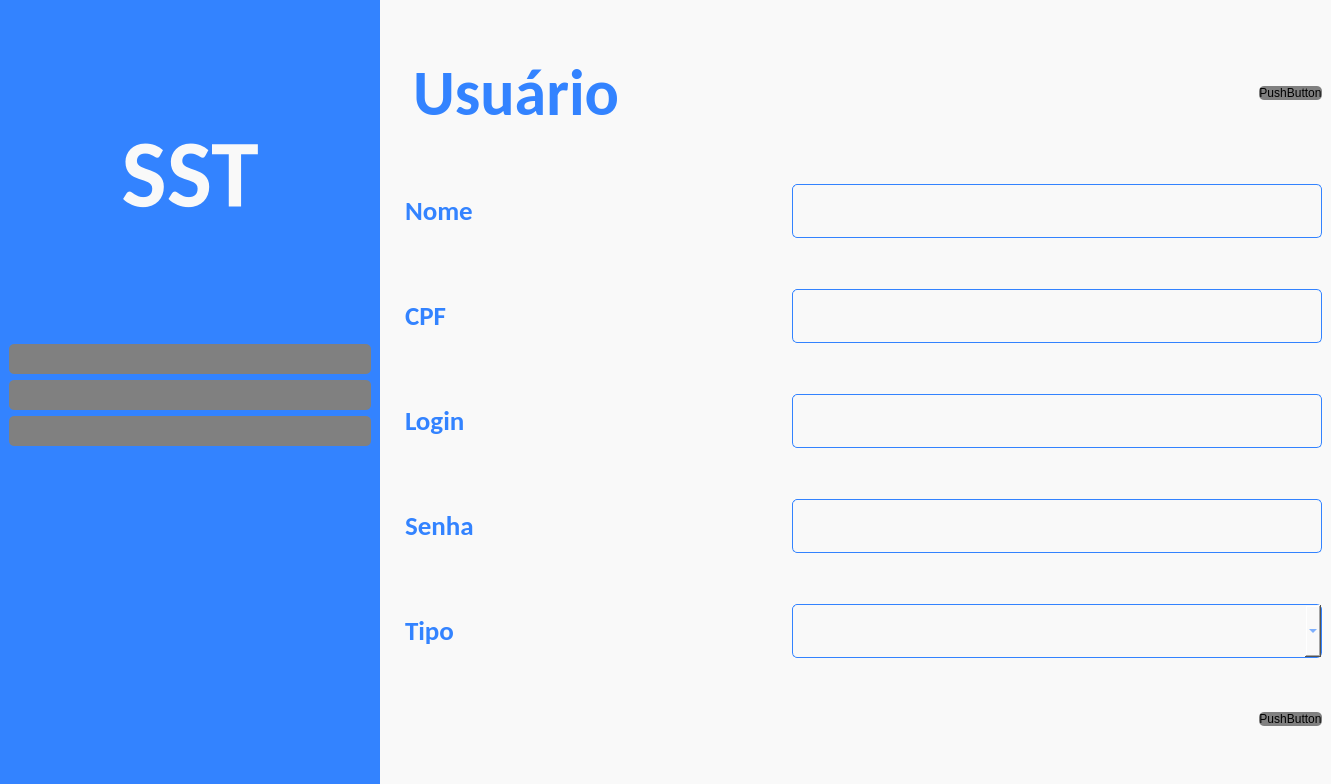
Above: technician.ui from alberthydev/sst before the change. Below: the same form after it.
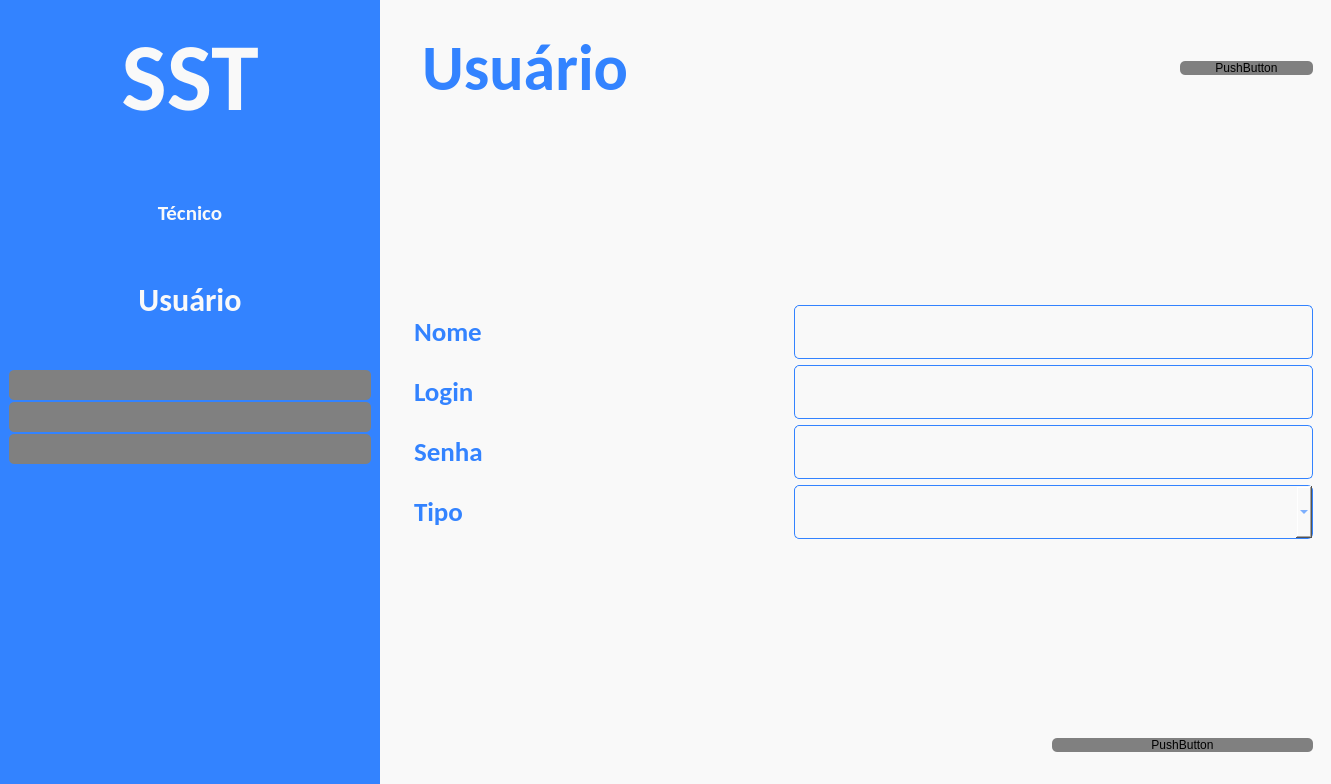
That is the form after the change. The open tabs and pages were chosen to show the change. Custom widgets are drawn as their Qt base class.

The edit to the form file:
```diff
--- a/technician.ui
+++ b/technician.ui
@@ -43,7 +43,15 @@
      <property name="styleSheet">
       <string notr="true">background: #3383ff;</string>
      </property>
-     <layout class="QVBoxLayout" name="verticalLayout_2" stretch="2,3,2">
+     <layout class="QVBoxLayout" name="verticalLayout_4" stretch="1,5,1">
+      <property name="spacing">
+       <number>50</number>
+      </property>
+      <item>
+       <layout class="QVBoxLayout" name="verticalLayout_2" stretch="1,1,0">
+        <property name="spacing">
+         <number>0</number>
+        </property>
       <item>
        <widget class="QLabel" name="label">
         <property name="font">
@@ -68,7 +76,55 @@
        </widget>
       </item>
       <item>
+         <widget class="QLabel" name="label_2">
+          <property name="font">
+           <font>
+            <family>Carlito</family>
+            <pointsize>16</pointsize>
+            <bold>true</bold>
+           </font>
+          </property>
+          <property name="styleSheet">
+           <string notr="true">color: #f9f9f9;</string>
+          </property>
+          <property name="text">
+           <string>Técnico</string>
+          </property>
+          <property name="alignment">
+           <set>Qt::AlignmentFlag::AlignCenter</set>
+          </property>
+         </widget>
+        </item>
+        <item>
+         <widget class="QLabel" name="signInUser">
+          <property name="font">
+           <font>
+            <family>Carlito</family>
+            <pointsize>24</pointsize>
+            <bold>true</bold>
+           </font>
+          </property>
+          <property name="styleSheet">
+           <string notr="true">color: #f9f9f9;</string>
+          </property>
+          <property name="text">
+           <string>Usuário</string>
+          </property>
+          <property name="alignment">
+           <set>Qt::AlignmentFlag::AlignCenter</set>
+          </property>
+          <property name="wordWrap">
+           <bool>true</bool>
+          </property>
+         </widget>
+        </item>
+       </layout>
+      </item>
+      <item>
        <layout class="QVBoxLayout" name="verticalLayout">
+        <property name="spacing">
+         <number>2</number>
+        </property>
         <item>
          <widget class="HoverWidget" name="myCallsBtn">
           <property name="font">
@@ -375,84 +431,13 @@
            </layout>
           </item>
           <item>
-           <widget class="QTableWidget" name="callsTable"/>
-          </item>
-         </layout>
-        </widget>
-       </item>
-      </layout>
-     </widget>
-     <widget class="QWidget" name="myCallsContainer">
-      <layout class="QGridLayout" name="gridLayout_2">
-       <item row="0" column="0">
-        <widget class="QWidget" name="myCalls" native="true">
-         <layout class="QVBoxLayout" name="verticalLayout_4" stretch="1,4,0">
-          <item>
-           <layout class="QHBoxLayout" name="myCallsTitleContainer" stretch="2,6,1">
-            <item>
-             <widget class="QLabel" name="myCallsTitle">
-              <property name="font">
-               <font>
-                <family>Carlito</family>
-                <pointsize>48</pointsize>
-                <bold>true</bold>
-               </font>
-              </property>
-              <property name="styleSheet">
-               <string notr="true">color: #3383ff;</string>
-              </property>
-              <property name="text">
-               <string>Meus Chamados</string>
-              </property>
-             </widget>
-            </item>
-            <item>
-             <spacer name="horizontalSpacer">
-              <property name="orientation">
-               <enum>Qt::Orientation::Horizontal</enum>
-              </property>
-              <property name="sizeHint" stdset="0">
-               <size>
-                <width>40</width>
-                <height>20</height>
-               </size>
-              </property>
-             </spacer>
-            </item>
-            <item>
-             <widget class="HoverWidget" name="goBackBtn">
-              <property name="styleSheet">
-               <string notr="true">background: grey;
-border-radius: 5px;</string>
-              </property>
-              <property name="text">
-               <string/>
-              </property>
-             </widget>
-            </item>
-           </layout>
-          </item>
-          <item>
-           <widget class="QTableWidget" name="myCallsTable">
+           <widget class="QTableWidget" name="callsTable">
             <property name="styleSheet">
              <string notr="true">border: 1px solid #3383ff;
 border-radius: 12px;</string>
             </property>
            </widget>
           </item>
-          <item>
-           <spacer name="verticalSpacer_5">
-            <property name="orientation">
-             <enum>Qt::Orientation::Vertical</enum>
-            </property>
-            <property name="sizeHint" stdset="0">
-             <size>
-              <width>20</width>
-              <height>40</height>
-             </size>
-            </property>
-           </spacer>
-          </item>
          </layout>
         </widget>
        </item>
@@ -616,9 +601,18 @@
       </layout>
      </widget>
      <widget class="QWidget" name="userEditContainer">
-      <layout class="QVBoxLayout" name="verticalLayout_10">
+      <layout class="QGridLayout" name="gridLayout_2">
+       <item row="0" column="0">
+        <widget class="QWidget" name="widget_3" native="true">
+         <layout class="QVBoxLayout" name="verticalLayout_10" stretch="0,0,4,4,4,4,0,1">
+          <property name="topMargin">
+           <number>20</number>
+          </property>
+          <property name="bottomMargin">
+           <number>20</number>
+          </property>
        <item>
-        <layout class="QHBoxLayout" name="titleUserContainer">
+           <layout class="QHBoxLayout" name="titleUserContainer" stretch="1,4,1">
          <item>
           <widget class="QLabel" name="label_14">
            <property name="font">
@@ -663,6 +657,19 @@
          </item>
         </layout>
        </item>
+          <item>
+           <spacer name="verticalSpacer_5">
+            <property name="orientation">
+             <enum>Qt::Orientation::Vertical</enum>
+            </property>
+            <property name="sizeHint" stdset="0">
+             <size>
+              <width>20</width>
+              <height>40</height>
+             </size>
+            </property>
+           </spacer>
+          </item>
        <item>
         <layout class="QHBoxLayout" name="nameContainer" stretch="2,1,4">
          <item>
@@ -714,58 +721,6 @@
          </item>
         </layout>
        </item>
-       <item>
-        <layout class="QHBoxLayout" name="cpfContainer" stretch="2,1,4">
-         <item>
-          <widget class="QLabel" name="label_10">
-           <property name="font">
-            <font>
-             <family>Carlito</family>
-             <pointsize>20</pointsize>
-             <bold>true</bold>
-            </font>
-           </property>
-           <property name="styleSheet">
-            <string notr="true">color: #3383ff;
-padding-left: 10px;</string>
-           </property>
-           <property name="text">
-            <string>CPF</string>
-           </property>
-          </widget>
-         </item>
-         <item>
-          <spacer name="horizontalSpacer_9">
-           <property name="orientation">
-            <enum>Qt::Orientation::Horizontal</enum>
-           </property>
-           <property name="sizeHint" stdset="0">
-            <size>
-             <width>40</width>
-             <height>20</height>
-            </size>
-           </property>
-          </spacer>
-         </item>
-         <item>
-          <widget class="QLineEdit" name="cpfLineEdit">
-           <property name="font">
-            <font>
-             <family>Carlito</family>
-             <pointsize>18</pointsize>
-             <bold>false</bold>
-            </font>
-           </property>
-           <property name="styleSheet">
-            <string notr="true">border-radius: 5px;
-border: 1px solid #3383ff;
-padding: 10px;
-color: #3383ff;</string>
-           </property>
-          </widget>
-         </item>
-        </layout>
-       </item>
        <item>
         <layout class="QHBoxLayout" name="loginContainer" stretch="2,1,4">
          <item>
@@ -920,7 +875,20 @@
         </layout>
        </item>
        <item>
-        <layout class="QHBoxLayout" name="okContainer" stretch="0,0">
+           <spacer name="verticalSpacer_9">
+            <property name="orientation">
+             <enum>Qt::Orientation::Vertical</enum>
+            </property>
+            <property name="sizeHint" stdset="0">
+             <size>
+              <width>20</width>
+              <height>40</height>
+             </size>
+            </property>
+           </spacer>
+          </item>
+          <item>
+           <layout class="QHBoxLayout" name="okContainer" stretch="5,2">
          <item>
           <spacer name="horizontalSpacer_7">
            <property name="orientation">
@@ -949,6 +917,9 @@
        </item>
       </layout>
      </widget>
+       </item>
+      </layout>
+     </widget>
      <widget class="QWidget" name="genericCall">
       <layout class="QGridLayout" name="gridLayout_3">
        <item row="0" column="0">
@@ -966,7 +937,7 @@
           <item>
            <layout class="QHBoxLayout" name="title" stretch="4,5,2">
             <item>
-             <widget class="QLabel" name="label_2">
+             <widget class="QLabel" name="titleCall">
               <property name="font">
                <font>
                 <family>Carlito</family>
```
Left out of the diff: 79 changed lines with no effect on the pictures. Lines whose indentation alone changed are shown as unchanged.
